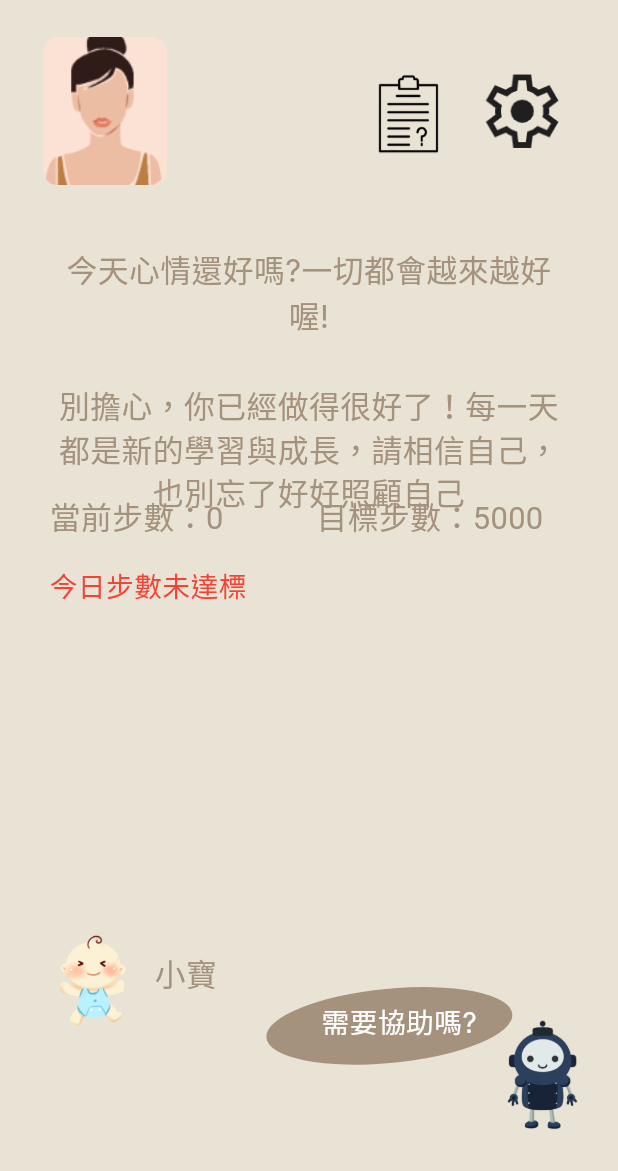
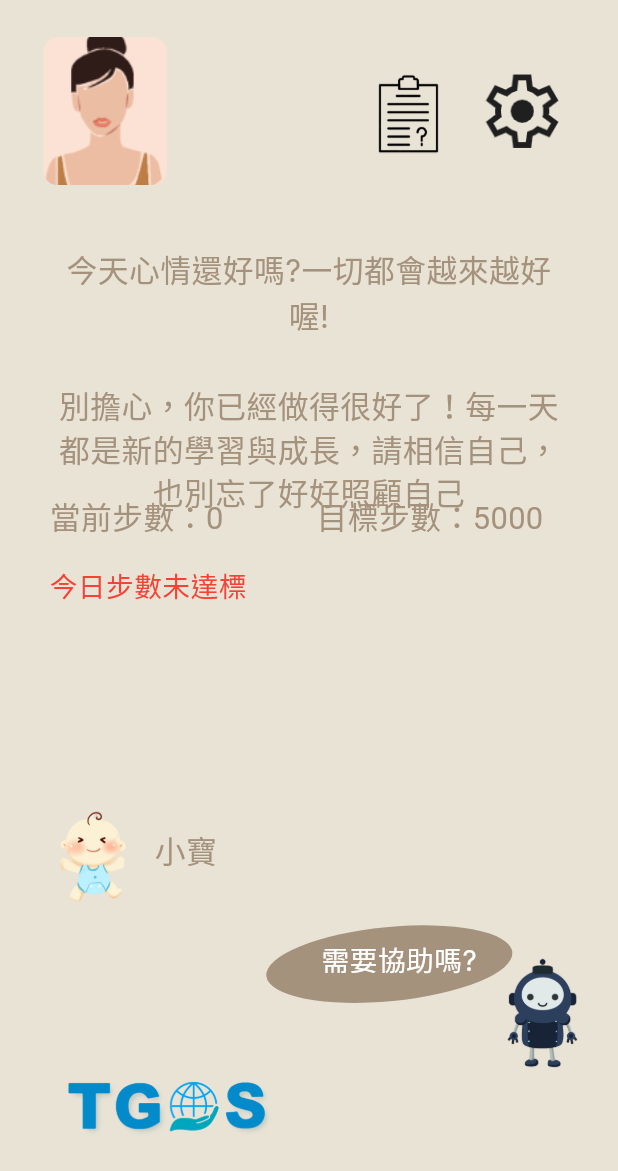
Before and after one commit to 411631277/project, a Flutter app: the HomeScreenWidget screen opened directly with empty values, on a phone screen of 412 x 824 dp. Shown: the top 1171 px of the screen. Run offline on Flutter 3.47's test engine with Material 3 defaults, Android fonts, the phone set to English and light mode, and no system bars; our stand-ins replace cloud_firestore, firebase_auth, firebase_core, firebase_storage, image_picker, logger and 2 more; accounts and stored records are empty; network calls fail; Roboto replaces fonts that are missing (Inter).

Commit message:
3/9做到一半

```diff
--- a/lib/home/home_screen.dart
+++ b/lib/home/home_screen.dart
@@ -3,6 +3,7 @@ import 'package:doctor_2/home/baby.dart';
 import 'package:doctor_2/home/question.dart';
 import 'package:doctor_2/home/robot.dart';
 import 'package:doctor_2/home/setting.dart';
+import 'package:doctor_2/home/tgospage.dart';
 import 'package:firebase_storage/firebase_storage.dart';
 import 'package:flutter/material.dart';
 import 'package:cloud_firestore/cloud_firestore.dart';
@@ -522,7 +523,7 @@ class _HomeScreenWidgetState extends State<HomeScreenWidget> {
                     MaterialPageRoute(
                       builder: (context) => SettingWidget(
                         userId: widget.userId,
-                        isManUser: widget.isManUser,
+                        isManUser: false,
                         stepCount: _stepCount,
                         updateStepCount: (val) {
                           setState(() {
@@ -610,7 +611,7 @@ class _HomeScreenWidgetState extends State<HomeScreenWidget> {
 
             // Baby 圖片
             Positioned(
-              top: screenHeight * 0.75,
+              top: screenHeight * 0.65,
               left: screenWidth * 0.08,
               child: GestureDetector(
                 onTap: () {
@@ -637,7 +638,7 @@ class _HomeScreenWidgetState extends State<HomeScreenWidget> {
 
             // 小寶文字
             Positioned(
-              top: screenHeight * 0.77,
+              top: screenHeight * 0.67,
               left: screenWidth * 0.25,
               child: Text(
                 babyName,
@@ -652,7 +653,7 @@ class _HomeScreenWidgetState extends State<HomeScreenWidget> {
 
             // Robot 圖片
             Positioned(
-              top: screenHeight * 0.82,
+              top: screenHeight * 0.77,
               left: screenWidth * 0.8,
               child: GestureDetector(
                 onTap: () {
@@ -678,7 +679,7 @@ class _HomeScreenWidgetState extends State<HomeScreenWidget> {
 
             // 需要協助嗎 區塊
             Positioned(
-              top: screenHeight * 0.8,
+              top: screenHeight * 0.75,
               left: screenWidth * 0.43,
               child: Transform.rotate(
                 angle: -5.56 * (math.pi / 180),
@@ -695,7 +696,7 @@ class _HomeScreenWidgetState extends State<HomeScreenWidget> {
               ),
             ),
             Positioned(
-              top: screenHeight * 0.81,
+              top: screenHeight * 0.76,
               left: screenWidth * 0.52,
               child: Text(
                 '需要協助嗎?',
@@ -706,6 +707,31 @@ class _HomeScreenWidgetState extends State<HomeScreenWidget> {
                 ),
               ),
             ),
+            //tgos
+            Positioned(
+              top: screenHeight * 0.77,
+              left: screenWidth * 0.1,
+              child: GestureDetector(
+                onTap: () {
+                  Navigator.push(
+                    context,
+                    MaterialPageRoute(
+                      builder: (context) => TgosTestPage(),
+                    ),
+                  );
+                },
+                child: Container(
+                  width: screenWidth * 0.35,
+                  height: screenHeight * 0.25,
+                  decoration: const BoxDecoration(
+                    image: DecorationImage(
+                      image: AssetImage('assets/images/tgos.png'),
+                      fit: BoxFit.fitWidth,
+                    ),
+                  ),
+                ),
+              ),
+            ),
           ],
         ),
       ),
--- a/lib/home/robot.dart
+++ b/lib/home/robot.dart
@@ -109,7 +109,7 @@ class _RobotWidgetState extends State<RobotWidget> {
                           padding: const EdgeInsets.all(10),
                           decoration: BoxDecoration(
                             color: isUser
-                                ? Colors.blue.shade100
+                                ? const Color.fromARGB(255, 13, 13, 13)
                                 : Colors.brown.shade100,
                             borderRadius: BorderRadius.circular(10),
                           ),
@@ -121,7 +121,9 @@ class _RobotWidgetState extends State<RobotWidget> {
                             textAlign: TextAlign.left, // 文字靠左對齊
                             style: TextStyle(
                               fontSize: 14,
-                              color: isUser ? Colors.black : Colors.white,
+                              color: isUser
+                                  ? Colors.black
+                                  : const Color.fromARGB(255, 0, 0, 0),
                             ),
                           ),
                         ),
--- a/lib/main.dart
+++ b/lib/main.dart
@@ -90,7 +90,10 @@ class _MyAppState extends State<MyApp> {
         GlobalCupertinoLocalizations.delegate,
       ],
       routes: {
-        '/': (context) => const MainScreenWidget(), // 主畫面
+        '/': (context) => const HomeScreenWidget(
+              userId: '1',
+              isManUser: false,
+            ), // 主畫面
         '/IamWidget': (context) => const IamWidget(),
         '/DeleteAccWidget': (context) => const DeleteAccWidget(),
         '/MainScreenWidget': (context) => const MainScreenWidget(),
--- a/pubspec.yaml
+++ b/pubspec.yaml
@@ -56,3 +56,4 @@ flutter:
     - assets/images/happy.png
     - assets/images/sad.png
     - assets/images/bluetooth.png
+    - assets/images/tgos.png
```
Also changed, not shown: lib/home/tgospage.dart (added, +51 -0 lines), lib/services/tgos.dart (added, +75 -0 lines), assets/images/tgos.png (added).
